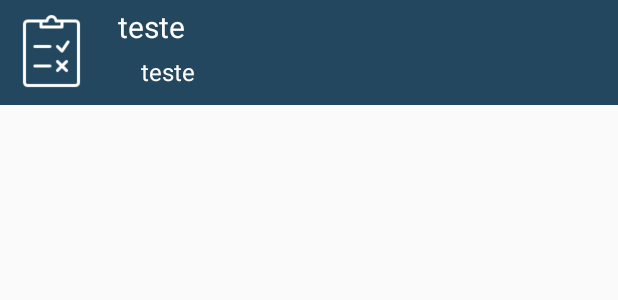
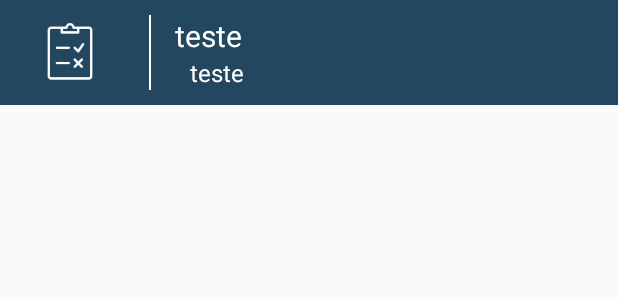
Before and after one commit to felipsimoes/nossaSaude, an Android app: the layout list_item_consulta.xml on its own in the app's theme, with its tools: preview values and no code run, on a phone screen of 412 x 824 dp. Shown: the top 300 px of the screen. Run offline under Robolectric (Android 15) with nearby library versions, the light colour scheme and no system bars.

Commit message:
Ajuste nos itens da lista.

```diff
--- a/app/src/main/res/layout/list_item_consulta.xml
+++ b/app/src/main/res/layout/list_item_consulta.xml
@@ -1,6 +1,5 @@
 <?xml version="1.0" encoding="utf-8"?>
 <LinearLayout xmlns:android="http://schemas.android.com/apk/res/android"
-
     android:layout_width="match_parent"
     android:layout_height="wrap_content"
     android:baselineAligned="false"
@@ -10,46 +9,53 @@
     <LinearLayout
         android:layout_width="match_parent"
         android:layout_height="match_parent"
-        android:layout_weight="5"
+        android:layout_weight="6"
+        android:gravity="center"
         android:orientation="vertical">
 
         <ImageView
             android:id="@+id/imageView"
             android:layout_width="match_parent"
             android:layout_height="70dp"
-            android:padding="9dp"
-            android:src="@mipmap/consultas"
-            android:textAlignment="center"/>
-
+            android:padding="15dp"
+            android:src="@mipmap/consultas" />
     </LinearLayout>
 
     <LinearLayout
         android:layout_width="match_parent"
         android:layout_height="match_parent"
-        android:layout_weight="1"
+        android:layout_weight="7.5"
+        android:gravity="center"
+        android:orientation="vertical">
+
+        <View
+            android:id="@+id/view5"
+            android:layout_width="1dp"
+            android:layout_height="50dp"
+            android:background="@color/colorWhite" />
+    </LinearLayout>
+
+    <LinearLayout
+        android:layout_width="match_parent"
+        android:layout_height="match_parent"
+        android:layout_weight="2"
+        android:padding="10dp"
         android:orientation="vertical">
 
         <TextView
             android:id="@+id/name"
             android:layout_width="wrap_content"
             android:layout_height="wrap_content"
-            android:paddingLeft="10dp"
-            android:paddingTop="4dp"
             android:text="teste"
             android:textColor="@color/colorWhite"
             android:textSize="20sp" />
-
         <TextView
             android:id="@+id/name2"
             android:layout_width="wrap_content"
             android:layout_height="wrap_content"
-            android:layout_margin="5dp"
-            android:paddingLeft="20dp"
             android:text="teste"
+            android:layout_marginLeft="10dp"
             android:textColor="@color/colorWhite"
             android:textSize="16sp" />
-
     </LinearLayout>
-
-
 </LinearLayout>
```
Also changed, not shown: app/src/main/res/layout/list_item_doenca.xml (+22 -14 lines), app/src/main/res/layout/list_item_exame.xml (+21 -12 lines), app/src/main/res/layout/list_item_medicamento.xml (+21 -12 lines), app/src/main/res/layout/list_item_medico.xml (+21 -12 lines).
